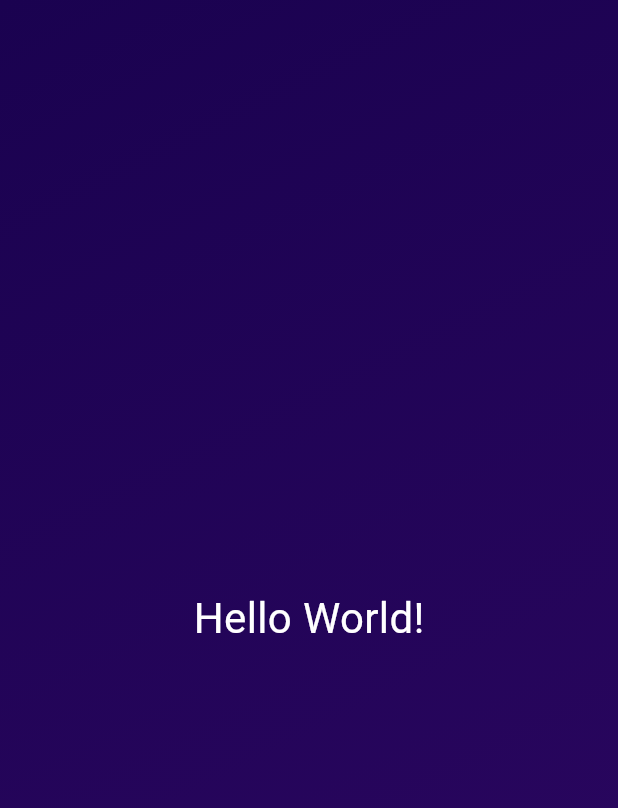
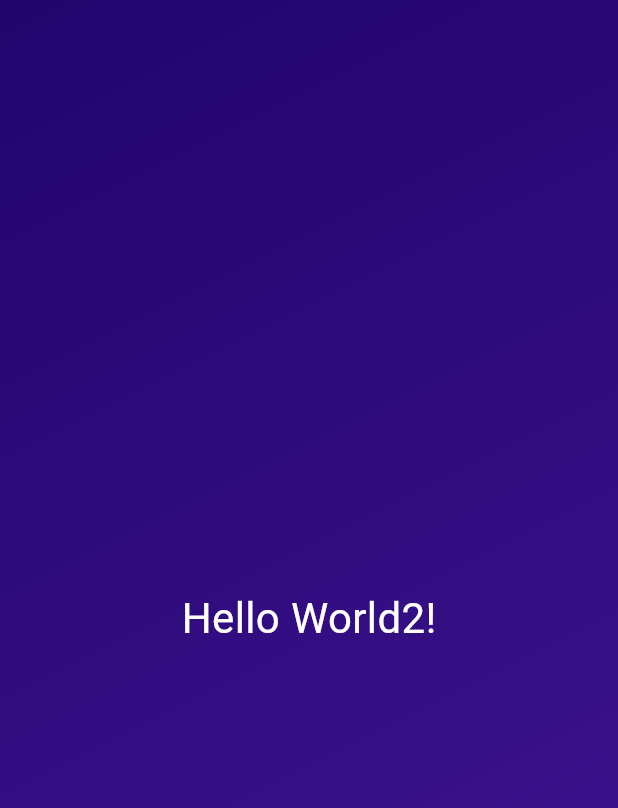
Before and after one commit to yashwanthN24/FlutterAppDevelopment, a Flutter app: the screen it shows after launch, on a phone screen of 412 x 824 dp. Shown: the top 808 px of the screen. Run offline on Flutter 3.47's test engine with Material 3 defaults, Android fonts, the phone set to English and light mode, and no system bars.

Commit message:
Building custom widgets and reusing widgets  instance variables const final

```diff
--- /dev/null
+++ b/fresh_app/lib/gradiant_container.dart
@@ -0,0 +1,71 @@
+import 'package:flutter/material.dart';
+import 'package:fresh_app/styled_test.dart';
+
+const startAlignment = Alignment.topLeft;
+const endAlignment = Alignment.bottomRight;
+
+class GradientContainer extends StatelessWidget {
+  const GradientContainer(this.color1, this.color2, {super.key});
+
+  final Color color1;
+  final Color color2;
+
+  @override
+  Widget build(context) {
+    return Container(
+      decoration: BoxDecoration(
+        gradient: LinearGradient(
+          colors: [color1, color2],
+          begin: startAlignment,
+          end: endAlignment,
+        ),
+      ),
+      child: const Center(
+        child: StyledText('Hello World2!'),
+      ),
+    );
+  }
+}
+
+// class GradientContainer extends StatelessWidget {
+//   const GradientContainer({super.key, required this.colors});
+
+//   final List<Color> colors;
+
+//   @override
+//   Widget build(context) {
+//     return Container(
+//       decoration: BoxDecoration(
+//         gradient: LinearGradient(
+//           colors: colors,
+//           begin: startAlignment,
+//           end: endAlignment,
+//         ),
+//       ),
+//       child: const Center(
+//         child: StyledText('Hello World!'),
+//       ),
+//     );
+//   }
+// }
+
+// class GradientContainer extends StatelessWidget {
+//   final List<Color> colorList;
+
+//   const GradientContainer(this.colorList , {super.key});
+
+//   Widget build(context) {
+//     return Container(
+//       decoration:  BoxDecoration(
+//         gradient: LinearGradient(
+//           colors: colorList,
+//           begin: startAlignment,
+//           end: endAlignment,
+//         ),
+//       ),
+//       child: const Center(
+//         child: StyledTest('Hello World2'),
+//       ),
+//     );
+//   }
+// }
--- a/fresh_app/lib/main.dart
+++ b/fresh_app/lib/main.dart
@@ -3,11 +3,20 @@ import 'package:flutter/material.dart'; // this packagte only provides runApp fu
 // main.dart file is the entry point of every flutter app
 
 // For runApp() we must pass the widget tree
+
+// import the file containing the custom widget
+
+// using syntax import 'package/<project_name>/widgetname(the filename)'
+import 'package:fresh_app/gradiant_container.dart';
+
 void main() {
   runApp(
     MaterialApp(
       home: Scaffold(
-        body: GradientContainer(),
+        body: GradientContainer(
+          Color.fromARGB(255, 33, 5, 109),
+          Color.fromARGB(255, 68, 21, 149),
+        ),
       ),
     ),
   );
@@ -26,30 +35,9 @@ StatelessWidget is a abstract class so we must implement all its  abstract metho
 
 that method is build (this method is called automatically by flutter when this widget is called and this must return the widget tree we want to create)
 
+Its a good practice to place each widget into its own file with name of the file being the same as widget name
+
 */
-
-class GradientContainer extends StatelessWidget {
-  Widget build(context) {
-    return Container(
-      decoration: const BoxDecoration(
-        gradient: LinearGradient(
-          colors: [
-            Color.fromARGB(255, 26, 2, 80),
-            Color.fromARGB(255, 45, 7, 98),
-          ],
-          begin: Alignment.topLeft,
-          end: Alignment.bottomRight,
-        ),
-      ),
-      child: const Center(
-        child: Text(
-          'Hello World!',
-          style: TextStyle(fontSize: 28, color: Colors.white),
-        ),
-      ),
-    );
-  }
-}
 
 /*
 
--- /dev/null
+++ b/fresh_app/lib/styled_test.dart
@@ -0,0 +1,16 @@
+import 'package:flutter/material.dart';
+
+class StyledText extends StatelessWidget {
+  final String text;
+  // const StyledTest(String text , {super.key}): text = text  // old style
+
+  const StyledText(this.text, {super.key}); // this will assign the text filed instace variable with value passed to tis constructor
+
+  @override
+  Widget build(BuildContext context) {
+    return Text(
+      text,
+      style: TextStyle(fontSize: 28, color: Colors.white),
+    );
+  }
+}
```
